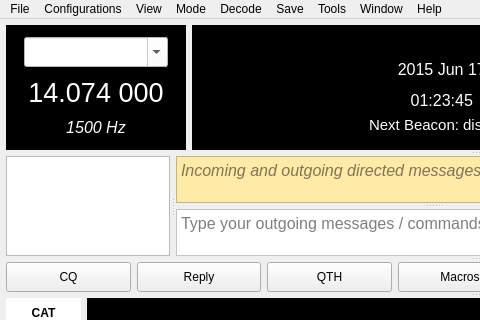
The window that mainwindow.ui (qcmiao1998/js8call) describes before a commit, drawn with Qt 5; both pictures show x 0 to 480 and y 0 to 320 of the 960 by 925 pixel window.
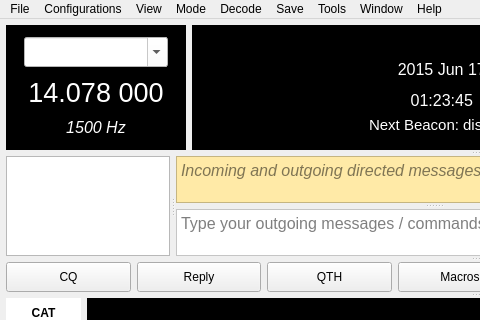
The same window after the commit. Custom widgets are drawn as their Qt base class.

Commit message: Added offset to call activity display and sort menu

The edit to the form file:
```diff
--- a/mainwindow.ui
+++ b/mainwindow.ui
@@ -221,7 +221,7 @@
 </string>
                 </property>
                 <property name="text">
-                 <string>14.074 000</string>
+                 <string>14.078 000</string>
                 </property>
                 <property name="flat">
                  <bool>true</bool>
```
Left out of the diff: 11 changed lines with no effect on the pictures. The commit also changes 2 other files.
